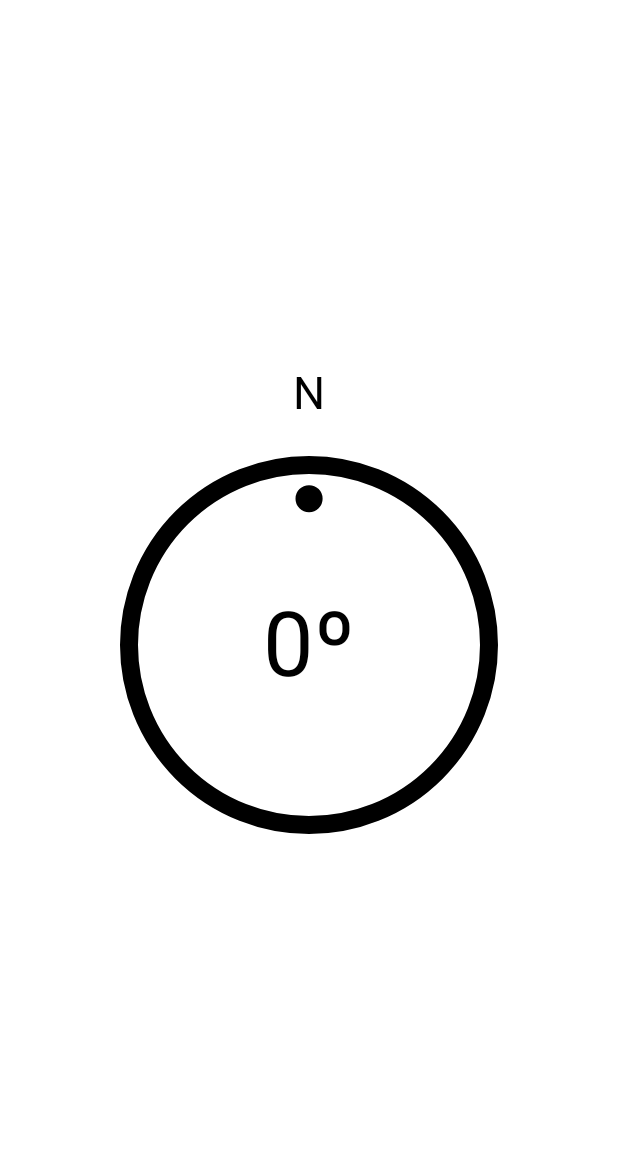
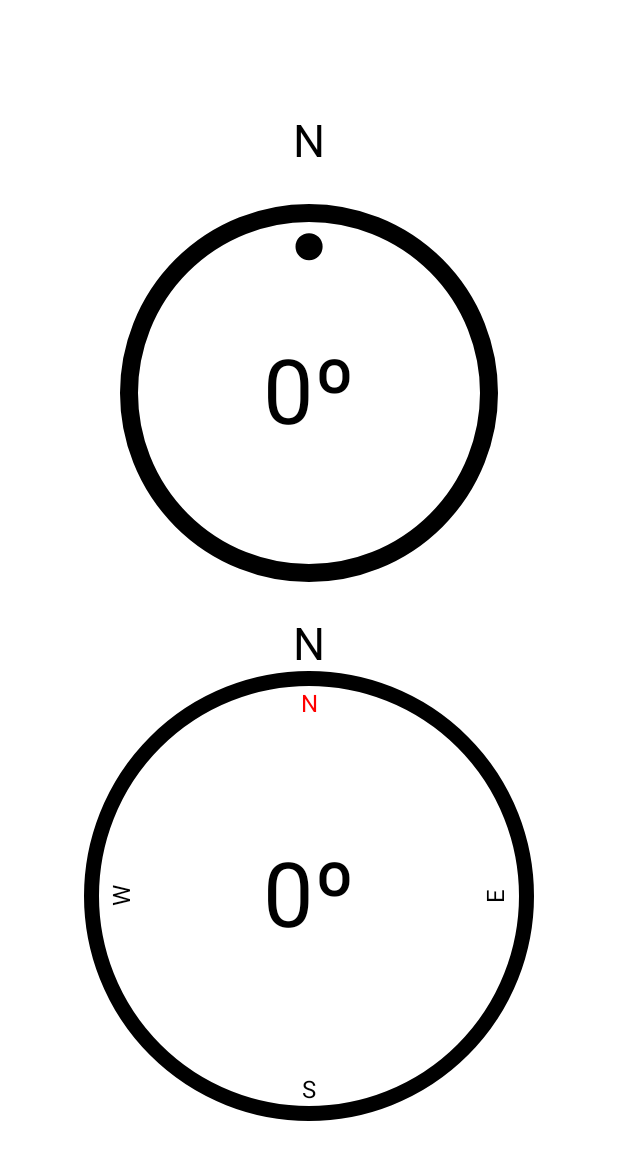
Before and after one commit to joaoplay16/test-compose, an Android app built with Jetpack Compose: the screen it shows after launch (CompassActivity), on a phone screen of 412 x 824 dp. Shown: the top 1160 px of the screen. Run offline under Robolectric (Android 15) with nearby library versions, the phone set to English and light mode, and no system bars; our stand-ins replace constraintlayout-compose.

Commit message:
CompassAnimationStyled added

```diff
--- a/app/src/main/java/com/example/testcompose/CompassActivity.kt
+++ b/app/src/main/java/com/example/testcompose/CompassActivity.kt
@@ -41,11 +41,15 @@ class CompassActivity : ComponentActivity(), SensorEventListener {
                     Column(
                         horizontalAlignment = Alignment.CenterHorizontally,
                         verticalArrangement = Arrangement.Center) {
+
                         CompassAnimation(
                             color = MaterialTheme.colors.onBackground,
                             degrees = degrees.value
                         )
-
+                        CompassAnimationStyled(
+                            color = MaterialTheme.colors.onBackground,
+                            degrees = degrees.value
+                        )
                     }
                 }
             }
@@ -71,16 +75,16 @@ class CompassActivity : ComponentActivity(), SensorEventListener {
             sensorManager.registerListener(
                 this,
                 accelerometer,
-                SensorManager.SENSOR_DELAY_FASTEST,
-                SensorManager.SENSOR_DELAY_FASTEST
+                SensorManager.SENSOR_DELAY_GAME,
+                SensorManager.SENSOR_DELAY_GAME
             )
         }
         sensorManager.getDefaultSensor(Sensor.TYPE_MAGNETIC_FIELD)?.also { magneticField ->
             sensorManager.registerListener(
                 this,
                 magneticField,
-                SensorManager.SENSOR_DELAY_FASTEST,
-                SensorManager.SENSOR_DELAY_FASTEST
+                SensorManager.SENSOR_DELAY_GAME,
+                SensorManager.SENSOR_DELAY_GAME
             )
         }
     }
--- /dev/null
+++ b/app/src/main/java/com/example/testcompose/CompassAnimationStyled.kt
@@ -0,0 +1,164 @@
+package com.example.testcompose
+
+import androidx.compose.animation.core.*
+import androidx.compose.foundation.background
+import androidx.compose.foundation.border
+import androidx.compose.foundation.layout.*
+import androidx.compose.foundation.shape.CircleShape
+import androidx.compose.foundation.shape.RoundedCornerShape
+import androidx.compose.material.MaterialTheme
+import androidx.compose.material.Text
+import androidx.compose.runtime.*
+import androidx.compose.ui.Alignment
+import androidx.compose.ui.Modifier
+import androidx.compose.ui.draw.drawBehind
+import androidx.compose.ui.draw.rotate
+import androidx.compose.ui.geometry.Offset
+import androidx.compose.ui.geometry.Size
+import androidx.compose.ui.graphics.Color
+import androidx.compose.ui.graphics.StrokeCap
+import androidx.compose.ui.graphics.drawscope.DrawScope
+import androidx.compose.ui.graphics.drawscope.Stroke
+import androidx.compose.ui.platform.testTag
+import androidx.compose.ui.semantics.contentDescription
+import androidx.compose.ui.semantics.semantics
+import androidx.compose.ui.tooling.preview.Preview
+import androidx.compose.ui.unit.Dp
+import androidx.compose.ui.unit.dp
+import androidx.compose.ui.unit.sp
+import androidx.constraintlayout.compose.ConstraintLayout
+import com.example.testcompose.ui.theme.TestComposeTheme
+import kotlinx.coroutines.NonDisposableHandle.parent
+
+@Composable
+fun CompassAnimationStyled(
+    canvasSize: Dp = 300.dp,
+    color: Color = Color.Black,
+    degrees: Int = 360
+) {
+
+    val (lastRotation, setLastRotation) = remember { mutableStateOf(0) } // this keeps last rotation
+    var newRotation = lastRotation // newRotation will be updated in proper way
+    // last rotation converted to range [-359; 359]
+    val modLast = if (lastRotation > 0) lastRotation % 360 else 360 - (-lastRotation % 360)
+
+    // if modLast isn't equal rotation retrieved as function argument
+    // it means that newRotation has to be updated
+
+
+    if (modLast != degrees) {
+        // distance in degrees between modLast and rotation going backward
+        val backward = if (degrees > modLast) modLast + 360 - degrees else modLast - degrees
+        // distance in degrees between modLast and rotation going forward
+        val forward = if (degrees > modLast) degrees - modLast else 360 - modLast + degrees
+
+        // update newRotation so it will change rotation in the shortest way
+        newRotation = if (backward < forward) {
+
+            // backward rotation is shorter
+            lastRotation - backward
+        } else {
+
+            // forward rotation is shorter (or they are equal)
+            lastRotation + forward
+        }
+
+        setLastRotation(newRotation)
+    }
+
+
+    //negative value to rotate in opsite direction
+    // degrees - 270 to start the compass needle on top position
+    val rotation = -(newRotation - 270)
+
+    val angle by animateFloatAsState(
+        targetValue = rotation.toFloat(),
+        animationSpec = tween(
+            durationMillis = 300,
+            easing = LinearEasing
+        )
+    )
+
+
+    Column(horizontalAlignment = Alignment.CenterHorizontally) {
+
+        Text(
+            text = getDirectionsLabel(degrees),
+            color = MaterialTheme.colors.onBackground,
+            fontSize = (canvasSize.value * .1f).toInt().sp
+        )
+
+        Box(modifier = Modifier
+            .size(canvasSize)
+            .border(width = 10.dp, shape = CircleShape, color = color),
+            contentAlignment = Alignment.Center
+        ){
+
+            Text(
+                text = "${degrees}º",
+                color = MaterialTheme.colors.onBackground,
+                fontSize = (canvasSize.value * .2f).toInt().sp
+            )
+
+            ConstraintLayout(
+                Modifier.fillMaxSize()
+                    .rotate(angle)
+            ) {
+                val ( west, north, east, south) = createRefs()
+
+                Text(
+                    modifier = Modifier.constrainAs(west){
+                        top.linkTo(parent.top, 16.dp)
+                        start.linkTo(parent.start, 16.dp)
+                        end.linkTo(parent.end, 16.dp)
+                    },
+                    text = "W",
+                    color = MaterialTheme.colors.onBackground,
+                )
+                Text(
+                    modifier = Modifier.constrainAs(east){
+                        start.linkTo(parent.start, 16.dp)
+                        end.linkTo(parent.end, 16.dp)
+                        bottom.linkTo(parent.bottom, 16.dp)
+                    },
+                    text = "E",
+                    color = MaterialTheme.colors.onBackground,
+                )
+                Text(
+                    modifier = Modifier.constrainAs(south){
+                        top.linkTo(parent.top, 16.dp)
+                        start.linkTo(parent.start, 16.dp)
+                        bottom.linkTo(parent.bottom, 16.dp)
+                    }.rotate(90f),
+                    text = "S",
+                    color = MaterialTheme.colors.onBackground,
+                )
+                Text(
+                    modifier = Modifier.constrainAs(north){
+                        top.linkTo(parent.top, 16.dp)
+                        end.linkTo(parent.end, 16.dp)
+                        bottom.linkTo(parent.bottom, 16.dp)
+                    }.rotate(90f),
+                    text = "N",
+                    color = Color.Red,
+                )
+            }
+        }
+    }
+}
+
+@Composable
+@Preview(showBackground = true)
+fun CompassAnimationStyledPreview() {
+    TestComposeTheme {
+        Column(
+            Modifier.fillMaxSize(),
+            horizontalAlignment = Alignment.CenterHorizontally,
+            verticalArrangement = Arrangement.Center
+
+        ) {
+
+            CompassAnimationStyled(degrees = 90)
+        }
+    }
+}
```
Also changed, not shown: app/src/main/java/com/example/testcompose/CompassAnimation.kt (+8 -1 lines), 1 other file.
